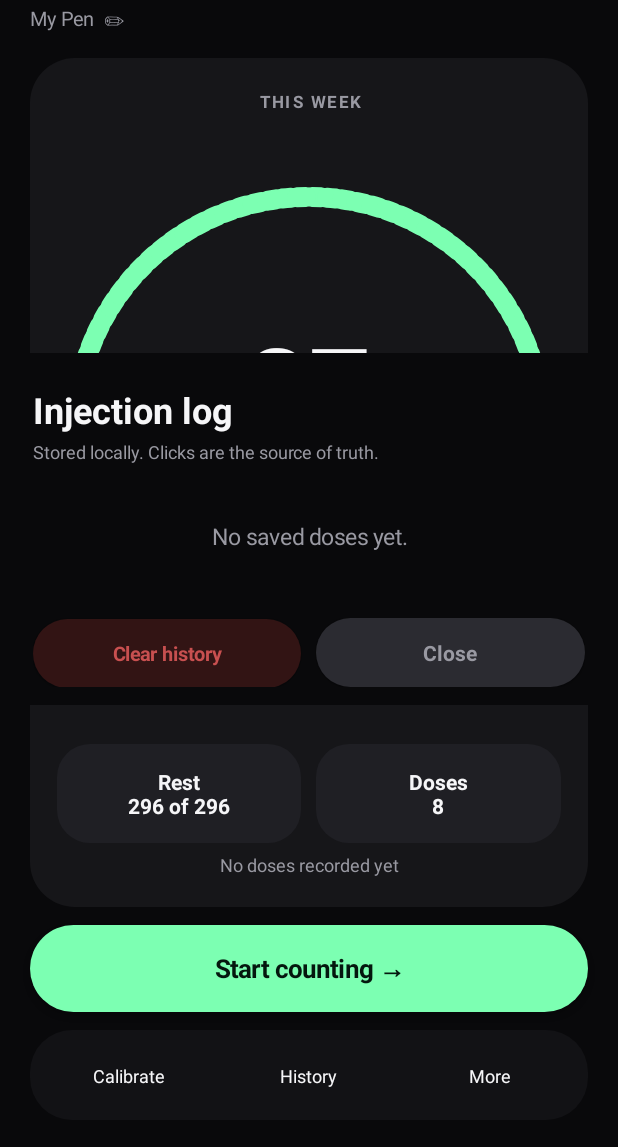
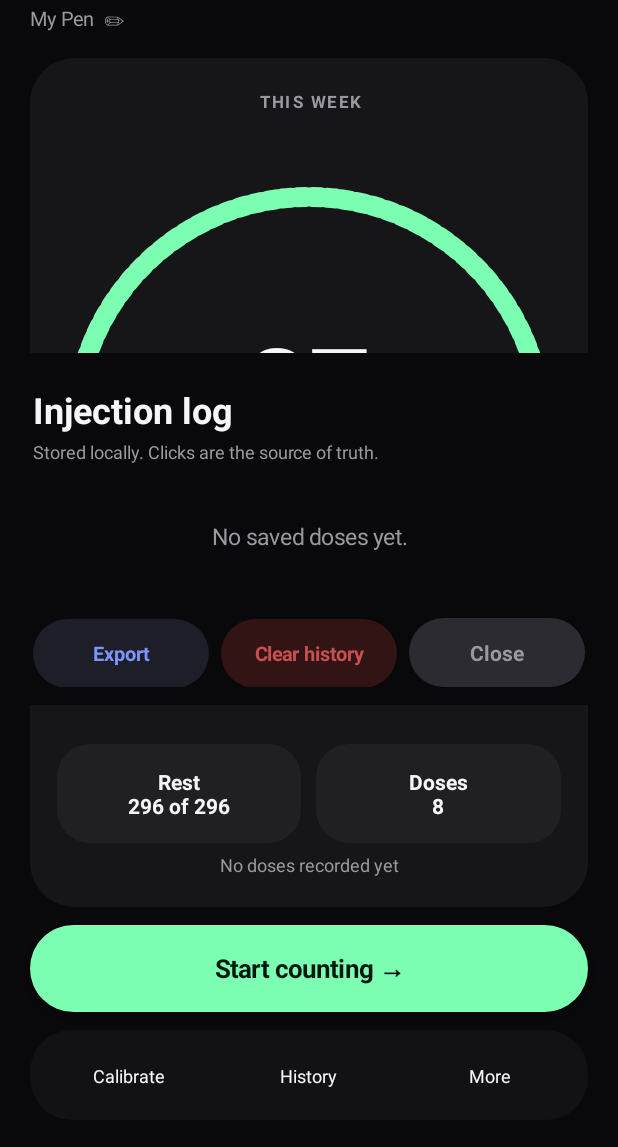
Before and after one commit to fantacola/ClickDose, an Android app: the screen it shows after launch (MainActivity), after a tap on "History", on a phone screen of 412 x 824 dp, the part 89-1236 px from its top. Run offline under Robolectric (Android 15) with nearby library versions, the phone set to English and light mode, and no system bars; 2 other taps on this screen came first.

Commit message:
Add history export via Android share sheet
Export button in the history dialog shares the full injection log as
plain text via any installed app (email, WhatsApp, Files, etc.).
Header includes pen name, export date, and column description.

Co-Authored-By: Claude Sonnet 4.6 <noreply@anthropic.com>

```diff
--- a/app/src/main/java/com/clickplan/app/MainActivity.java
+++ b/app/src/main/java/com/clickplan/app/MainActivity.java
@@ -579,6 +579,21 @@ public class MainActivity extends Activity {
         LinearLayout.LayoutParams fLp = new LinearLayout.LayoutParams(-1, -2);
         fLp.setMargins(0, dp(8), 0, dp(4));
 
+        Button exportBtn = pillButton(tr("export_history"), Color.rgb(30,30,40), blue);
+        exportBtn.setTextSize(13);
+        exportBtn.setOnClickListener(v -> {
+            if (injectionHistory == null || injectionHistory.trim().isEmpty()) {
+                Toast.makeText(this, tr("history_empty"), Toast.LENGTH_SHORT).show();
+                return;
+            }
+            String header = "# ClickPlan — " + penName + "\n# " + new java.util.Date() + "\n# date|time|pen|target|actual|mg|rest|total\n\n";
+            android.content.Intent share = new android.content.Intent(android.content.Intent.ACTION_SEND);
+            share.setType("text/plain");
+            share.putExtra(android.content.Intent.EXTRA_SUBJECT, "ClickPlan " + tr("history_title"));
+            share.putExtra(android.content.Intent.EXTRA_TEXT, header + injectionHistory);
+            startActivity(android.content.Intent.createChooser(share, tr("export_history")));
+        });
+
         Button clear = pillButton(tr("clear_history"), Color.rgb(50,20,20), Color.rgb(200,80,80));
         clear.setTextSize(13);
         clear.setOnClickListener(v -> new AlertDialog.Builder(this, android.R.style.Theme_Material_NoActionBar)
@@ -593,8 +608,10 @@ public class MainActivity extends Activity {
         Button close = pillButton(tr("close"), track, muted);
         close.setOnClickListener(v -> { if (dlgRef[0] != null) dlgRef[0].dismiss(); });
 
+        footer.addView(exportBtn, new LinearLayout.LayoutParams(0, dp(46), 1));
+        footer.addView(new Space(this), new LinearLayout.LayoutParams(dp(8), 1));
         footer.addView(clear, new LinearLayout.LayoutParams(0, dp(46), 1));
-        footer.addView(new Space(this), new LinearLayout.LayoutParams(dp(10), 1));
+        footer.addView(new Space(this), new LinearLayout.LayoutParams(dp(8), 1));
         footer.addView(close, new LinearLayout.LayoutParams(0, dp(46), 1));
         box.addView(footer, fLp);
 
@@ -1165,6 +1182,7 @@ public class MainActivity extends Activity {
                 case "history_empty": return "No saved doses yet.";
                 case "clear_history": return "Clear history";
                 case "history_cleared": return "History cleared";
+                case "export_history": return "Export";
                 case "cancel": return "Cancel";
                 case "more_title": return "More";
                 case "measure_full": return "Measure full-dose clicks";
@@ -1301,6 +1319,7 @@ public class MainActivity extends Activity {
                 case "history_empty": return "Noch keine gespeicherte Dosis.";
                 case "clear_history": return "Protokoll löschen";
                 case "history_cleared": return "Protokoll gelöscht";
+                case "export_history": return "Exportieren";
                 case "cancel": return "Abbrechen";
                 case "more_title": return "Mehr";
                 case "measure_full": return "Volldosis-Klicks messen";
```
